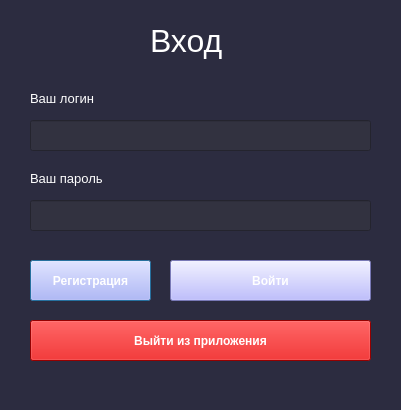
The window that LoginWindow.ui (EgLeVor/Course) describes before a commit, drawn with Qt 5.
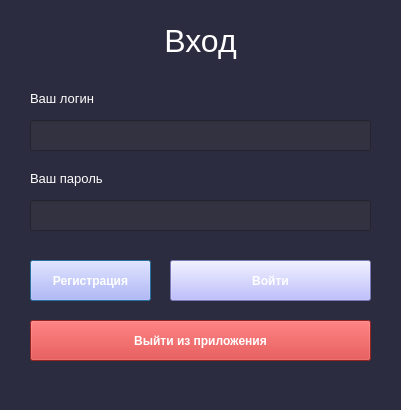
The same window after the commit.

Commit message: client windows stylesheets

The edit to the form file:
```diff
--- a/LoginWindow.ui
+++ b/LoginWindow.ui
@@ -15,29 +15,23 @@
   </property>
   <property name="styleSheet">
    <string notr="true">QPushButton{
-	
 	font: 75 9pt &quot;MS Shell Dlg 2&quot;;
 	background-color: rgb(170, 170, 255);
 	color: rgb(255, 255, 255);
 	font-weight: bold
 }
 QPushButton#exit_btn{
-	
-	background-color: rgb(209, 0, 0);
+	background-color: rgb(211, 47, 47);
 	font: 75 9pt &quot;MS Shell Dlg 2&quot;;
 	font-weight: bold
-
 }
 QDialog{
-
 	background-color: rgb(44, 44, 64);
 }
 QLabel{
-	
 	color: rgb(255, 255, 255);
 }
 QLineEdit{
-	
 	background-color: rgb(50, 50, 64);
 	color: rgb(255, 255, 255);
 }
@@ -46,9 +40,9 @@
   <widget class="QLabel" name="main_lbl">
    <property name="geometry">
     <rect>
-     <x>150</x>
+     <x>30</x>
      <y>0</y>
-     <width>91</width>
+     <width>341</width>
      <height>81</height>
     </rect>
    </property>
@@ -60,13 +54,16 @@
    <property name="text">
     <string>Вход</string>
    </property>
+   <property name="alignment">
+    <set>Qt::AlignCenter</set>
+   </property>
   </widget>
   <widget class="QLabel" name="lgn_lbl">
    <property name="geometry">
     <rect>
      <x>30</x>
      <y>90</y>
-     <width>131</width>
+     <width>341</width>
      <height>16</height>
     </rect>
    </property>
@@ -94,7 +91,7 @@
     <rect>
      <x>30</x>
      <y>170</y>
-     <width>131</width>
+     <width>341</width>
      <height>16</height>
     </rect>
    </property>
```
The commit also changes 4 other files.
